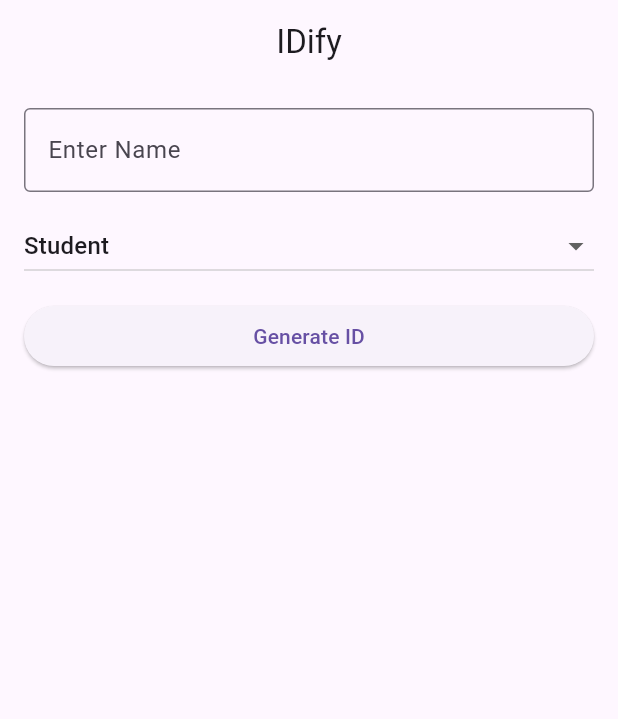
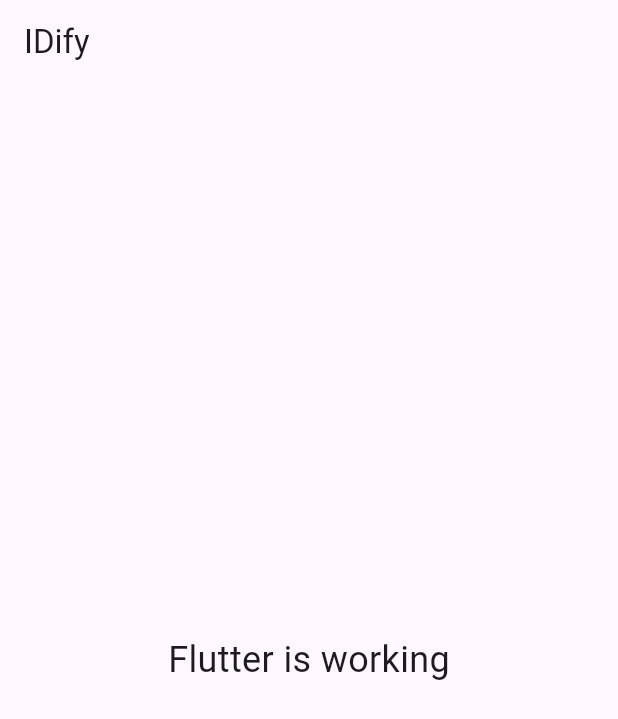
Before and after one commit to vtanu23bio-dot/idify_app, a Flutter app: the screen it shows after launch, on a phone screen of 412 x 824 dp. Shown: the top 719 px of the screen. Run offline on Flutter 3.47's test engine with Material 3 defaults, Android fonts, the phone set to English and light mode, and no system bars.

Commit message:
Update main.dart

```diff
--- a/lib/main.dart
+++ b/lib/main.dart
@@ -1,138 +1,25 @@
 import 'package:flutter/material.dart';
 
 void main() {
-  runApp(const IDifyApp());
+  runApp(const MyApp());
 }
 
-class IDifyApp extends StatelessWidget {
-  const IDifyApp({super.key});
+class MyApp extends StatelessWidget {
+  const MyApp({super.key});
 
   @override
   Widget build(BuildContext context) {
     return MaterialApp(
       debugShowCheckedModeBanner: false,
-      title: 'IDify',
-      home: const HomePage(),
-    );
-  }
-}
-
-class HomePage extends StatefulWidget {
-  const HomePage({super.key});
-
-  @override
-  State<HomePage> createState() => _HomePageState();
-}
-
-class _HomePageState extends State<HomePage> {
-  final TextEditingController nameController = TextEditingController();
-  String selectedRole = 'Student';
-
-  final List<Map<String, String>> cards = [];
-
-  void generateCard() {
-    if (nameController.text.isEmpty) return;
-
-    setState(() {
-      cards.add({
-        'name': nameController.text,
-        'role': selectedRole,
-        'id': DateTime.now().millisecondsSinceEpoch.toString(),
-      });
-      nameController.clear();
-    });
-  }
-
-  @override
-  Widget build(BuildContext context) {
-    return Scaffold(
-      appBar: AppBar(
-        title: const Text('IDify'),
-        centerTitle: true,
-      ),
-      body: Padding(
-        padding: const EdgeInsets.all(16),
-        child: Column(
-          children: [
-            TextField(
-              controller: nameController,
-              decoration: const InputDecoration(
-                labelText: 'Enter Name',
-                border: OutlineInputBorder(),
-              ),
-            ),
-            const SizedBox(height: 12),
-
-            DropdownButton<String>(
-              value: selectedRole,
-              isExpanded: true,
-              items: const [
-                DropdownMenuItem(value: 'Student', child: Text('Student')),
-                DropdownMenuItem(value: 'Employee', child: Text('Employee')),
-                DropdownMenuItem(value: 'Intern', child: Text('Intern')),
-              ],
-              onChanged: (value) {
-                setState(() {
-                  selectedRole = value!;
-                });
-              },
-            ),
-            const SizedBox(height: 12),
-
-            SizedBox(
-              width: double.infinity,
-              child: ElevatedButton(
-                onPressed: generateCard,
-                child: const Text('Generate ID'),
-              ),
-            ),
-            const SizedBox(height: 16),
-
-            Expanded(
-              child: ListView.builder(
-                itemCount: cards.length,
-                itemBuilder: (context, index) {
-                  final card = cards[index];
-
-                  return Container(
-                    margin: const EdgeInsets.only(bottom: 12),
-                    padding: const EdgeInsets.all(16),
-                    decoration: BoxDecoration(
-                      color: Colors.indigo,
-                      borderRadius: BorderRadius.circular(16),
-                    ),
-                    child: Column(
-                      crossAxisAlignment: CrossAxisAlignment.start,
-                      children: [
-                        const Text(
-                          'IDENTITY CARD',
-                          style: TextStyle(color: Colors.white70),
-                        ),
-                        const SizedBox(height: 8),
-                        Text(
-                          card['name']!,
-                          style: const TextStyle(
-                            color: Colors.white,
-                            fontSize: 18,
-                            fontWeight: FontWeight.bold,
-                          ),
-                        ),
-                        Text(
-                          card['role']!,
-                          style: const TextStyle(color: Colors.white70),
-                        ),
-                        const SizedBox(height: 6),
-                        Text(
-                          'ID: ${card['id']}',
-                          style: const TextStyle(color: Colors.white),
-                        ),
-                      ],
-                    ),
-                  );
-                },
-              ),
-            ),
-          ],
+      home: Scaffold(
+        appBar: AppBar(
+          title: const Text('IDify'),
+        ),
+        body: const Center(
+          child: Text(
+            'Flutter is working',
+            style: TextStyle(fontSize: 24),
+          ),
         ),
       ),
     );
```
